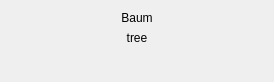
The window that src/practice/practice_widget_flashcard.ui (KDE/parley) describes before a commit, drawn with Qt 5.
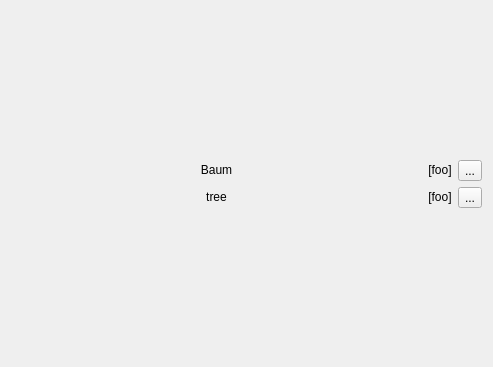
The same window after the commit. Custom widgets are drawn as their Qt base class.

Commit message:
Add sound support to the flashcard practice mode.
FEATURE: 292709

```diff
--- a/src/practice/practice_widget_flashcard.ui
+++ b/src/practice/practice_widget_flashcard.ui
@@ -6,43 +6,11 @@
    <rect>
     <x>0</x>
     <y>0</y>
-    <width>274</width>
-    <height>82</height>
+    <width>493</width>
+    <height>367</height>
    </rect>
   </property>
   <layout class="QVBoxLayout" name="verticalLayout">
-   <item>
-    <widget class="QLabel" name="questionLabel">
-     <property name="text">
-      <string comment="KDE::DoNotExtract">Baum</string>
-     </property>
-     <property name="alignment">
-      <set>Qt::AlignCenter</set>
-     </property>
-     <property name="wordWrap">
-      <bool>true</bool>
-     </property>
-     <property name="textInteractionFlags">
-      <set>Qt::TextSelectableByMouse|Qt::TextSelectableByKeyboard</set>
-     </property>
-    </widget>
-   </item>
-   <item>
-    <widget class="QLabel" name="solutionLabel">
-     <property name="text">
-      <string comment="KDE::DoNotExtract">tree</string>
-     </property>
-     <property name="alignment">
-      <set>Qt::AlignCenter</set>
-     </property>
-     <property name="wordWrap">
-      <bool>true</bool>
-     </property>
-     <property name="textInteractionFlags">
-      <set>Qt::TextSelectableByMouse|Qt::TextSelectableByKeyboard</set>
-     </property>
-    </widget>
-   </item>
    <item>
     <spacer name="verticalSpacer">
      <property name="orientation">
@@ -56,8 +24,104 @@
      </property>
     </spacer>
    </item>
+   <item>
+    <layout class="QGridLayout" name="gridLayout" columnstretch="1,0,0">
+     <item row="1" column="0">
+      <widget class="QLabel" name="solutionLabel">
+       <property name="text">
+        <string comment="KDE::DoNotExtract">tree</string>
+       </property>
+       <property name="alignment">
+        <set>Qt::AlignCenter</set>
+       </property>
+       <property name="wordWrap">
+        <bool>true</bool>
+       </property>
+       <property name="textInteractionFlags">
+        <set>Qt::TextSelectableByKeyboard|Qt::TextSelectableByMouse</set>
+       </property>
+      </widget>
+     </item>
+     <item row="1" column="2">
+      <widget class="Practice::AudioButton" name="solutionSoundButton">
+       <property name="text">
+        <string comment="KDE::DoNotExtract">...</string>
+       </property>
+      </widget>
+     </item>
+     <item row="0" column="0">
+      <widget class="QLabel" name="questionLabel">
+       <property name="text">
+        <string comment="KDE::DoNotExtract">Baum</string>
+       </property>
+       <property name="alignment">
+        <set>Qt::AlignCenter</set>
+       </property>
+       <property name="wordWrap">
+        <bool>true</bool>
+       </property>
+       <property name="textInteractionFlags">
+        <set>Qt::TextSelectableByKeyboard|Qt::TextSelectableByMouse</set>
+       </property>
+      </widget>
+     </item>
+     <item row="1" column="1">
+      <widget class="QLabel" name="solutionPronunciationLabel">
+       <property name="text">
+        <string comment="KDE::DoNotExtract">[foo]</string>
+       </property>
+       <property name="alignment">
+        <set>Qt::AlignCenter</set>
+       </property>
+       <property name="textInteractionFlags">
+        <set>Qt::TextSelectableByKeyboard|Qt::TextSelectableByMouse</set>
+       </property>
+      </widget>
+     </item>
+     <item row="0" column="1">
+      <widget class="QLabel" name="questionPronunciationLabel">
+       <property name="text">
+        <string comment="KDE::DoNotExtract">[foo]</string>
+       </property>
+       <property name="alignment">
+        <set>Qt::AlignCenter</set>
+       </property>
+       <property name="textInteractionFlags">
+        <set>Qt::TextSelectableByKeyboard|Qt::TextSelectableByMouse</set>
+       </property>
+      </widget>
+     </item>
+     <item row="0" column="2">
+      <widget class="Practice::AudioButton" name="questionSoundButton">
+       <property name="text">
+        <string comment="KDE::DoNotExtract">...</string>
+       </property>
+      </widget>
+     </item>
+    </layout>
+   </item>
+   <item>
+    <spacer name="verticalSpacer_2">
+     <property name="orientation">
+      <enum>Qt::Vertical</enum>
+     </property>
+     <property name="sizeHint" stdset="0">
+      <size>
+       <width>20</width>
+       <height>145</height>
+      </size>
+     </property>
+    </spacer>
+   </item>
   </layout>
  </widget>
+ <customwidgets>
+  <customwidget>
+   <class>Practice::AudioButton</class>
+   <extends>QToolButton</extends>
+   <header>practice/audiobutton.h</header>
+  </customwidget>
+ </customwidgets>
  <resources/>
  <connections/>
 </ui>
```
The commit also changes 1 other file.
